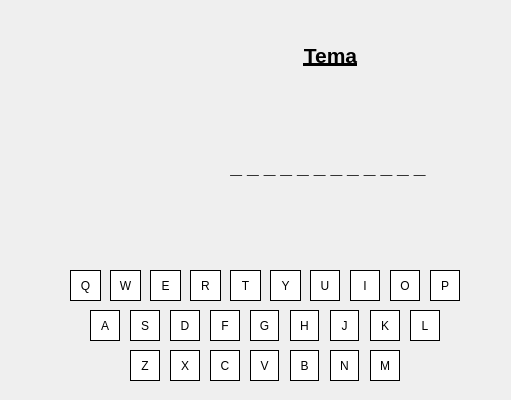
BrunoFelippeFaria/jogo-da-forca, file ui/jogoForca.ui: the form before one commit.
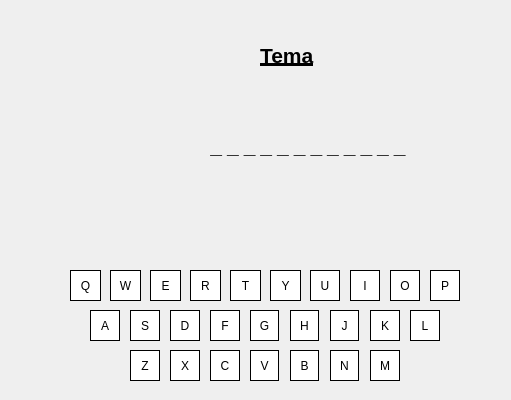
The form after the commit. Icons and pictures are not drawn.

What changed in the file:
```diff
--- a/ui/jogoForca.ui
+++ b/ui/jogoForca.ui
@@ -25,6 +25,7 @@
    <property name="font">
     <font>
      <pointsize>16</pointsize>
+     <weight>75</weight>
      <bold>true</bold>
      <underline>true</underline>
     </font>
@@ -36,9 +37,6 @@
    <property name="text">
     <string>Tema</string>
    </property>
-   <property name="alignment">
-    <set>Qt::AlignmentFlag::AlignCenter</set>
-   </property>
   </widget>
   <widget class="QLabel" name="Forca">
    <property name="geometry">
@@ -809,15 +807,16 @@
   <widget class="QLabel" name="txtLabel">
    <property name="geometry">
     <rect>
-     <x>190</x>
-     <y>110</y>
-     <width>281</width>
+     <x>160</x>
+     <y>90</y>
+     <width>301</width>
      <height>111</height>
     </rect>
    </property>
    <property name="font">
     <font>
      <pointsize>16</pointsize>
+     <weight>75</weight>
      <bold>true</bold>
      <underline>false</underline>
      <kerning>true</kerning>
```
Left out of the diff: 82 changed lines with no effect on the pictures.
